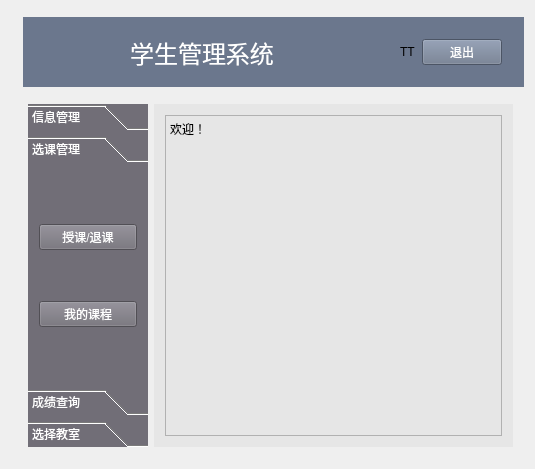
The window that interface/te_message.ui (Deng-Jiayu/interface) describes before a commit, drawn with Qt 5.
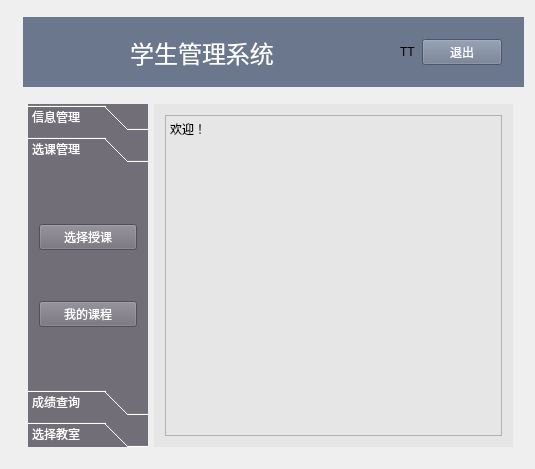
The same window after the commit. Icons and pictures are not drawn.

```diff
--- a/interface/te_message.ui
+++ b/interface/te_message.ui
@@ -155,8 +155,8 @@
           <rect>
            <x>0</x>
            <y>0</y>
-           <width>124</width>
-           <height>287</height>
+           <width>122</width>
+           <height>258</height>
           </rect>
          </property>
          <attribute name="label">
@@ -166,7 +166,7 @@
           <item>
            <widget class="QPushButton" name="chooseclassbtn_2">
             <property name="text">
-             <string>授课/退课</string>
+             <string>选择授课</string>
             </property>
            </widget>
           </item>
```
Left out of the diff: 12 changed lines with no effect on the pictures.
